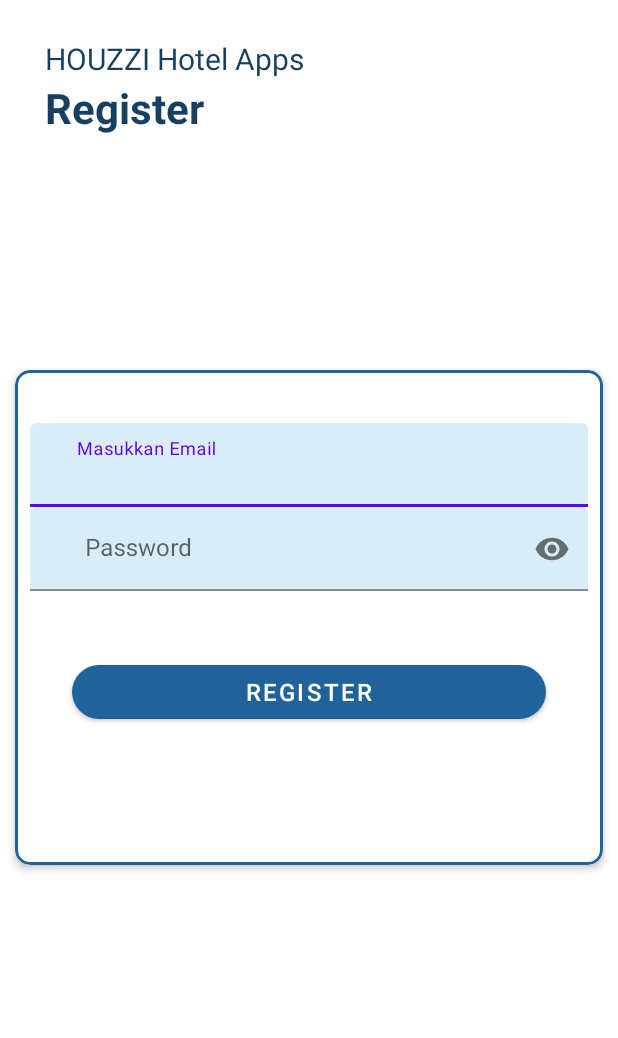
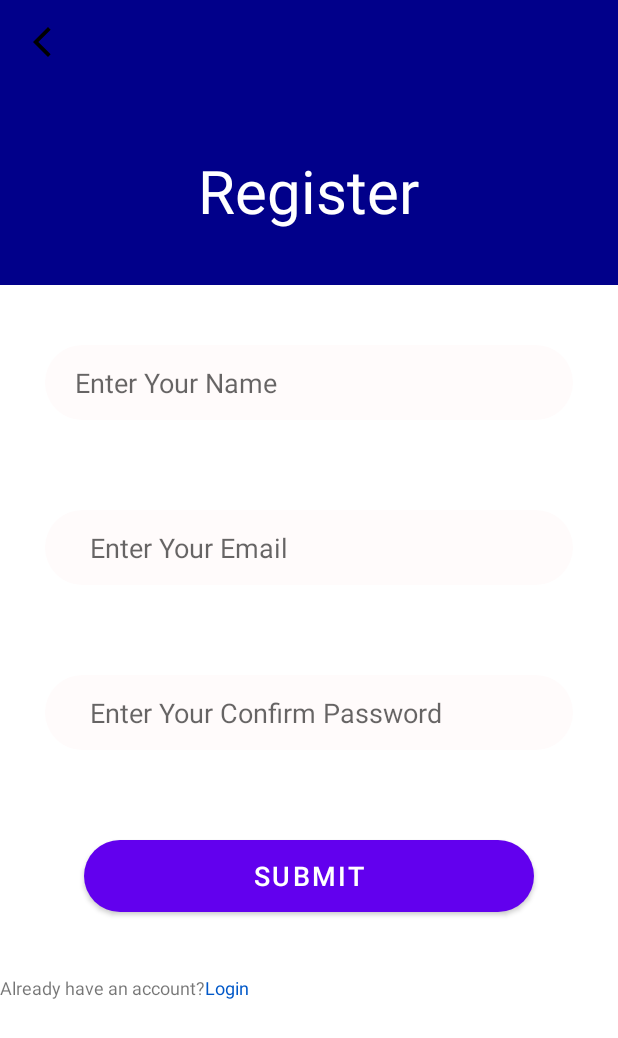
Before and after one commit to IkhsanArjuna/HOUZZII, an Android app: the layout activity_register.xml on its own in the app's theme, with its tools: preview values and no code run, on a phone screen of 412 x 824 dp. Shown: the top 1038 px of the screen. Run offline under Robolectric (Android 15) with nearby library versions, the phone set to English and light mode, and no system bars.

Commit message:
membenahi register

```diff
--- a/app/src/main/res/layout/activity_register.xml
+++ b/app/src/main/res/layout/activity_register.xml
@@ -1,142 +1,98 @@
 <?xml version="1.0" encoding="utf-8"?>
-<androidx.coordinatorlayout.widget.CoordinatorLayout xmlns:android="http://schemas.android.com/apk/res/android"
-    xmlns:app="http://schemas.android.com/apk/res-auto"
-    xmlns:tools="http://schemas.android.com/tools"
+<?xml version="1.0" encoding="utf-8"?>
+<RelativeLayout xmlns:android="http://schemas.android.com/apk/res/android"
     android:layout_width="match_parent"
-    android:layout_height="match_parent">
+    android:layout_height="match_parent"
+    android:backgroundTint="@color/blue_800">
 
-    <RelativeLayout
-        android:layout_width="match_parent"
-        android:layout_height="match_parent">
-
-        <TextView
-            android:id="@+id/tvDesc"
+    <ImageView
+        android:id="@+id/gambar_1"
         android:layout_width="wrap_content"
         android:layout_height="wrap_content"
-            android:layout_marginStart="30dp"
-            android:layout_marginTop="25dp"
-            android:elevation="5dp"
-            android:text="HOUZZI Hotel Apps"
-            android:textColor="#173F5F"
-            android:textSize="20sp" />
+        android:layout_alignParentTop="true"
+        android:layout_centerVertical="true"
+        android:layout_marginTop="-646dp"
+        android:src="@drawable/biru" />
 
-        <TextView
-            android:id="@+id/tvRegister"
+    <ImageView
         android:layout_width="wrap_content"
         android:layout_height="wrap_content"
-            android:layout_below="@+id/tvDesc"
-            android:layout_alignStart="@+id/tvDesc"
-            android:elevation="5dp"
+        android:src="@drawable/ic_back"
+        android:layout_marginLeft="16dp"
+        android:layout_marginTop="16dp"/>
+    <TextView
+        android:id="@+id/textViewCenterTop"
+        android:layout_width="wrap_content"
+        android:layout_height="wrap_content"
         android:text="Register"
-            android:textColor="#173F5F"
-            android:textSize="28sp"
-            android:textStyle="bold" />
-
-        <FrameLayout
-            android:id="@+id/sv"
-            android:layout_width="match_parent"
-            android:layout_height="350dp"
-            android:layout_centerInParent="true">
-
-            <RelativeLayout
-                android:layout_width="match_parent"
-                android:layout_height="wrap_content">
-
-                <com.google.android.material.card.MaterialCardView
-                    android:id="@+id/cv"
-                    android:layout_width="match_parent"
-                    android:layout_height="match_parent"
-                    android:layout_marginStart="10dp"
-                    android:layout_marginTop="10dp"
-                    android:layout_marginEnd="10dp"
-                    android:layout_marginBottom="10dp"
-                    app:cardCornerRadius="10dp"
-                    app:cardElevation="3dp"
-                    app:strokeColor="#20639B"
-                    app:strokeWidth="2dp">
+        android:textSize="40sp"
+        android:textColor="#FFFFFF"
+        android:layout_centerHorizontal="true"
+        android:layout_marginTop="100dp"/>
 
     <LinearLayout
         android:layout_width="match_parent"
         android:layout_height="wrap_content"
-                        android:layout_marginTop="15dp"
-                        android:orientation="vertical">
+        android:orientation="vertical"
+        android:layout_marginTop="200dp">
 
-                        <com.google.android.material.textfield.TextInputLayout
-                            android:id="@+id/txtLoginUser"
+        <EditText
+            android:layout_width="match_parent"
+            android:layout_height="50dp"
+            android:background="@drawable/button_shape"
+            android:hint="Enter Your Name"
+            android:paddingLeft="20dp"
+            android:layout_margin="30dp"
+            android:backgroundTint="@color/white_login"
+            android:id="@+id/full_name"/>
+        <EditText
+            android:layout_width="match_parent"
+            android:layout_height="50dp"
+            android:background="@drawable/button_shape"
+            android:hint="Enter Your Email"
+            android:paddingLeft="30dp"
+            android:layout_margin="30dp"
+            android:backgroundTint="@color/white_login"
+            android:id="@+id/full_email"/>
+
+        <EditText
+            android:layout_width="match_parent"
+            android:layout_height="50dp"
+            android:background="@drawable/button_shape"
+            android:hint="Enter Your Confirm Password"
+            android:paddingLeft="30dp"
+            android:layout_margin="30dp"
+            android:backgroundTint="@color/white_login"
+            android:id="@+id/full_password"/>
+
+    </LinearLayout>
+    <Button
+        android:layout_width="wrap_content"
+        android:layout_height="wrap_content"
+        android:text="  Submit  "
+        android:layout_centerHorizontal="true"
+        android:layout_marginTop="560dp"
+        android:background="@drawable/button_shape"
+        android:width="300dp"
+        android:textSize="18sp"
+        android:id="@+id/submit_reg"/>
+    <LinearLayout
         android:layout_width="match_parent"
         android:layout_height="wrap_content"
-                            android:layout_marginStart="10dp"
-                            android:layout_marginTop="20dp"
-                            android:layout_marginEnd="10dp">
-
-                            <EditText
-                                android:id="@+id/regemail"
-                                android:layout_width="match_parent"
-                                android:layout_height="wrap_content"
-                                android:backgroundTint="#D9EDF8"
-                                android:hint="     Masukkan Email"
-                                android:imeOptions="actionNext"
-                                android:inputType="textEmailAddress"
-                                android:maxLines="1"
-                                android:textSize="16sp" />
-
-                        </com.google.android.material.textfield.TextInputLayout>
-
-                        <com.google.android.material.textfield.TextInputLayout
-                            android:id="@+id/txtLoginPass"
-                            android:layout_width="match_parent"
-                            android:layout_height="wrap_content"
-                            android:layout_marginStart="10dp"
-                            android:layout_marginEnd="10dp"
-                            app:passwordToggleEnabled="true">
-
-                            <EditText
-                                android:id="@+id/regpassword"
-                                android:layout_width="match_parent"
-                                android:layout_height="wrap_content"
-                                android:backgroundTint="#D9EDF8"
-                                android:hint="     Password"
-                                android:imeOptions="actionDone"
-                                android:inputType="textPassword"
-                                android:maxLines="1"
-                                android:textSize="16sp" />
-
-                        </com.google.android.material.textfield.TextInputLayout>
-
-                    </LinearLayout>
-
-                    <RelativeLayout
+        android:orientation="horizontal">
+        <TextView
             android:layout_width="wrap_content"
             android:layout_height="wrap_content"
-                        android:layout_gravity="center"
-                        android:layout_marginStart="30dp"
-                        android:layout_marginTop="50dp"
-                        android:layout_marginEnd="30dp">
+            android:text="Already have an account?"
+            android:layout_marginTop="650dp"
+            android:textSize="12sp"/>
 
-                        <com.google.android.material.button.MaterialButton
-                            android:id="@+id/register"
-                            android:layout_width="match_parent"
+        <TextView
+            android:layout_width="wrap_content"
             android:layout_height="wrap_content"
-                            android:layout_gravity="end|bottom"
-                            android:layout_marginStart="8dp"
-                            android:layout_marginTop="8dp"
-                            android:layout_marginEnd="8dp"
-                            android:layout_marginBottom="8dp"
-                            android:text="Register"
-                            android:textColor="@android:color/white"
-                            android:textSize="16sp"
-                            android:theme="@style/Theme.MaterialComponents.Light"
-                            app:backgroundTint="#20639B"
-                            app:cornerRadius="50dp" />
-
+            android:text="Login"
+            android:layout_marginTop="650dp"
+            android:textSize="12sp"
+            android:textColor="@color/blue_800"/>
+    </LinearLayout>
 </RelativeLayout>
-
-                </com.google.android.material.card.MaterialCardView>
-
-            </RelativeLayout>
-
-        </FrameLayout>
-
-    </RelativeLayout>
-
-</androidx.coordinatorlayout.widget.CoordinatorLayout>
```
Also changed, not shown: app/src/main/res/layout/activity_riwayat.xml (+7 -6 lines). Lines whose indentation alone changed are shown as unchanged.
